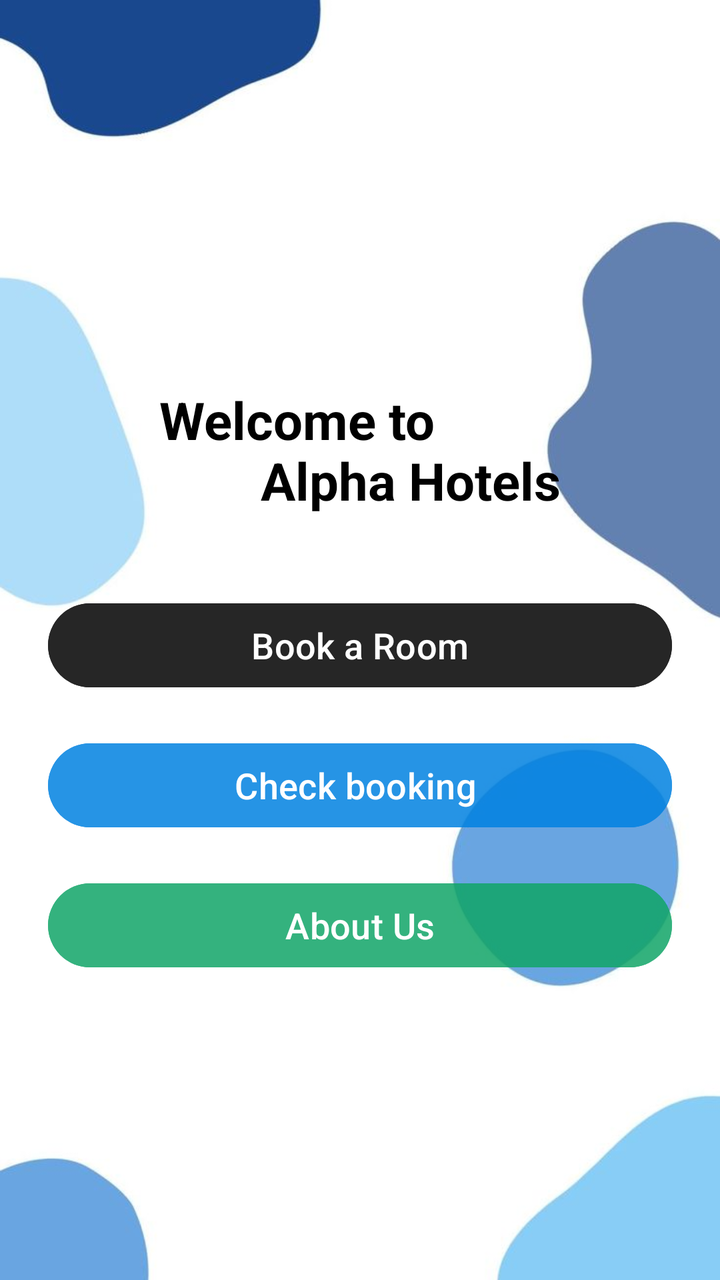
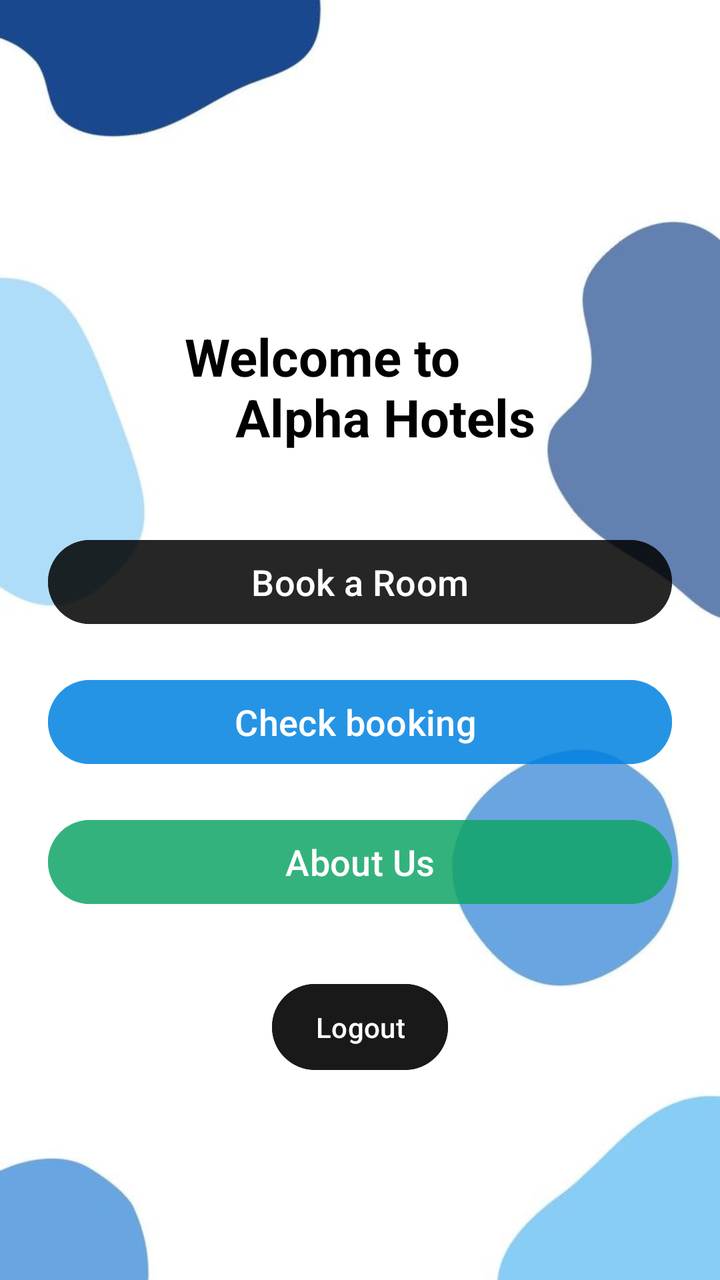

Screens rendered from an Android XML layout before and after an edit, with the pre-edit source and the edit as a unified diff.
<!-- AndroidManifest.xml: activity theme Theme.Material3.Light.NoActionBar -->
<!-- res/layout/activity_main.xml -->
<?xml version="1.0" encoding="utf-8"?>
<LinearLayout xmlns:android="http://schemas.android.com/apk/res/android"
    android:layout_width="match_parent"
    android:layout_height="match_parent"
    android:orientation="vertical"
    android:gravity="center"
    android:padding="24dp"
    android:background="@drawable/background">


    <TextView
        android:id="@+id/tvWelcome"
        android:layout_width="wrap_content"
        android:layout_height="wrap_content"
        android:layout_marginTop="60dp"
        android:layout_marginBottom="40dp"
        android:text="Welcome to\n        Alpha Hotels"
        android:textColor="@color/black"
        android:textSize="26sp"
        android:textStyle="bold" />

    <Button
        android:id="@+id/btnBooking"
        android:layout_width="match_parent"
        android:layout_height="50dp"
        android:text="Book a Room"
        android:textSize="18sp"
        android:backgroundTint="@color/black"
        android:alpha="0.85"
        android:layout_marginBottom="20dp" />

    
    <Button
        android:id="@+id/btnServices"
        android:layout_width="match_parent"
        android:layout_height="50dp"
        android:text="Check booking "
        android:textSize="18sp"
        android:backgroundTint="@color/blue"
        android:alpha="0.85"
        android:layout_marginBottom="20dp" />


    
    <Button
        android:id="@+id/btnAboutUs"
        android:layout_width="match_parent"
        android:layout_height="50dp"
        android:text="About Us"
        android:textSize="18sp"
        android:backgroundTint="#10A567"
        android:alpha="0.85"
        android:layout_marginBottom="20dp" />


</LinearLayout>
<!-- resources referenced by this layout -->
<resources>
  <color name="black">#FF000000</color>
  <color name="blue">#0081E1</color>
  <!-- drawable background: jpeg bitmap (drawable, 17214 bytes) -->
</resources>

<!-- the commit's change to res/layout/activity_main.xml (unified diff, before → after) -->
@@ -14,7 +14,7 @@
         android:layout_height="wrap_content"
         android:layout_marginTop="60dp"
         android:layout_marginBottom="40dp"
-        android:text="Welcome to\n        Alpha Hotels"
+        android:text="Welcome to\n    Alpha Hotels"
         android:textColor="@color/black"
         android:textSize="26sp"
         android:textStyle="bold" />
@@ -52,5 +52,16 @@
         android:alpha="0.85"
         android:layout_marginBottom="20dp" />
 
+    <Button
+        android:id="@+id/btnLogout"
+        android:layout_width="wrap_content"
+        android:layout_height="wrap_content"
+        android:layout_gravity="center_horizontal"
+        android:backgroundTint="@color/black"
+        android:alpha="0.9"
+        android:padding="12dp"
+        android:layout_marginTop="12dp"
+        android:text="Logout" />
+
 
 </LinearLayout>
